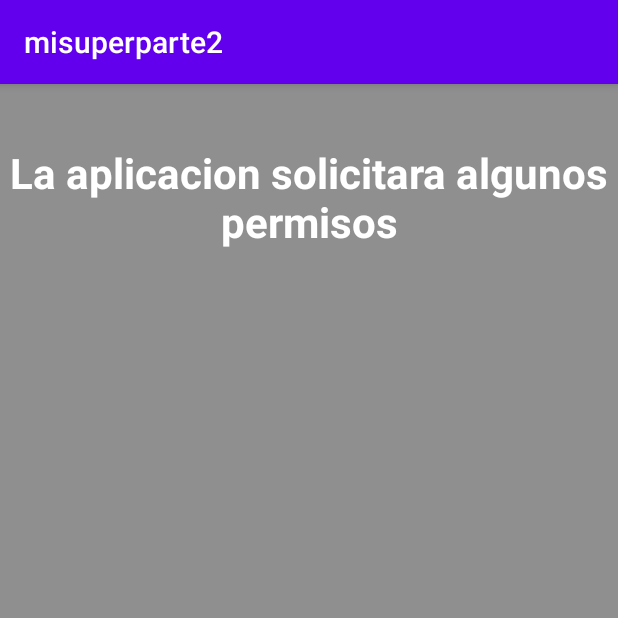
After one commit to WCNosliwsys/misuperparte2, an Android app: the Permisos screen opened directly, with no data from a screen before it, on a phone screen of 412 x 824 dp, the top half of it. The commit adds this screen. Run offline under Robolectric (Android 15) with nearby library versions, the phone set to English and light mode, and no system bars.

Commit message:
Multimedia y Permiso basico

```diff
--- /dev/null
+++ b/app/src/main/java/com/ingwilson/misuperparte2/Permisos.java
@@ -0,0 +1,64 @@
+package com.ingwilson.misuperparte2;
+
+import androidx.appcompat.app.AlertDialog;
+import androidx.appcompat.app.AppCompatActivity;
+import androidx.core.app.ActivityCompat;
+import androidx.core.content.ContextCompat;
+
+import android.Manifest;
+import android.content.DialogInterface;
+import android.content.pm.PackageManager;
+import android.os.Bundle;
+
+public class Permisos extends AppCompatActivity {
+
+    @Override
+    protected void onCreate(Bundle savedInstanceState) {
+        super.onCreate(savedInstanceState);
+        setContentView(R.layout.activity_permisos);
+        if (ContextCompat.checkSelfPermission(this,
+                Manifest.permission.CALL_PHONE) == PackageManager.PERMISSION_GRANTED) {
+            arranque();
+        } else {
+            solicitarPermiso(Manifest.permission.CALL_PHONE,
+                    "Sin el permiso" + " de telefono no podemos realizar llamadas.", 0);
+        }
+    }
+    public void solicitarPermiso(final String permiso, String justificacion, final int codigo) {
+        if (ActivityCompat.shouldShowRequestPermissionRationale(this, permiso)) {
+            AlertDialog.Builder dialogo1 = new AlertDialog.Builder(this);
+            dialogo1.setTitle("Solicitud de permiso");
+            dialogo1.setMessage(justificacion);
+            dialogo1.setPositiveButton("Ok", new DialogInterface.OnClickListener() {
+                public void onClick(DialogInterface dialogo1, int id) {
+                    ActivityCompat.requestPermissions(Permisos.this, new String[]{permiso}, codigo);
+                }
+            });
+            dialogo1.show();
+        } else {
+            ActivityCompat.requestPermissions(this, new String[]{permiso}, codigo);
+        }
+    }
+    @Override
+    public void onRequestPermissionsResult(int requestCode, String[] permissions, int[] grantResults) {
+        if (requestCode == 0) {
+            if (grantResults.length == 1 && grantResults[0] == PackageManager.PERMISSION_GRANTED) {
+                arranque();
+            } else {
+                solicitarPermiso(Manifest.permission.CALL_PHONE,
+                        "Sin el permiso" + "\" de telefono no podemos realizar llamadas.", 0);
+            }
+        }
+    }
+    void arranque() {
+        AlertDialog.Builder dialogo1 = new AlertDialog.Builder(this);
+        dialogo1.setTitle("FELICITACIONES");
+        dialogo1.setMessage("Usted ya tiene los permisos necesarios para usar nuestra app");
+        dialogo1.setPositiveButton("Ok", new DialogInterface.OnClickListener() {
+            public void onClick(DialogInterface dialogo1, int id) {
+                finish();
+            }
+        });
+        dialogo1.show();
+    }
+}
--- /dev/null
+++ b/app/src/main/res/layout/activity_permisos.xml
@@ -0,0 +1,20 @@
+<?xml version="1.0" encoding="utf-8"?>
+<LinearLayout xmlns:android="http://schemas.android.com/apk/res/android"
+    xmlns:tools="http://schemas.android.com/tools"
+    android:layout_width="match_parent"
+    android:layout_height="match_parent"
+    android:orientation="vertical"
+    android:background="#8f8f8f"
+    android:gravity="top"
+    >
+    <TextView
+        android:layout_width="match_parent"
+        android:layout_height="wrap_content"
+        android:layout_marginTop="40dp"
+        android:text="La aplicacion solicitara algunos permisos"
+        android:textColor="#fff"
+        android:textStyle="bold"
+        android:textSize="28sp"
+        android:gravity="center"
+        />
+</LinearLayout>
```
Also changed, not shown: app/src/main/AndroidManifest.xml (+10 -2 lines), app/src/main/java/com/ingwilson/misuperparte2/MainActivity.java (+8 -0 lines), app/src/main/java/com/ingwilson/misuperparte2/Multimedia.java (added, +35 -0 lines), app/src/main/java/com/ingwilson/misuperparte2/Multimedia2.java (added, +26 -0 lines), app/src/main/res/layout/activity_multimedia.xml (added, +19 -0 lines), app/src/main/res/layout/activity_multimedia2.xml (added, +15 -0 lines), 1 other file.
